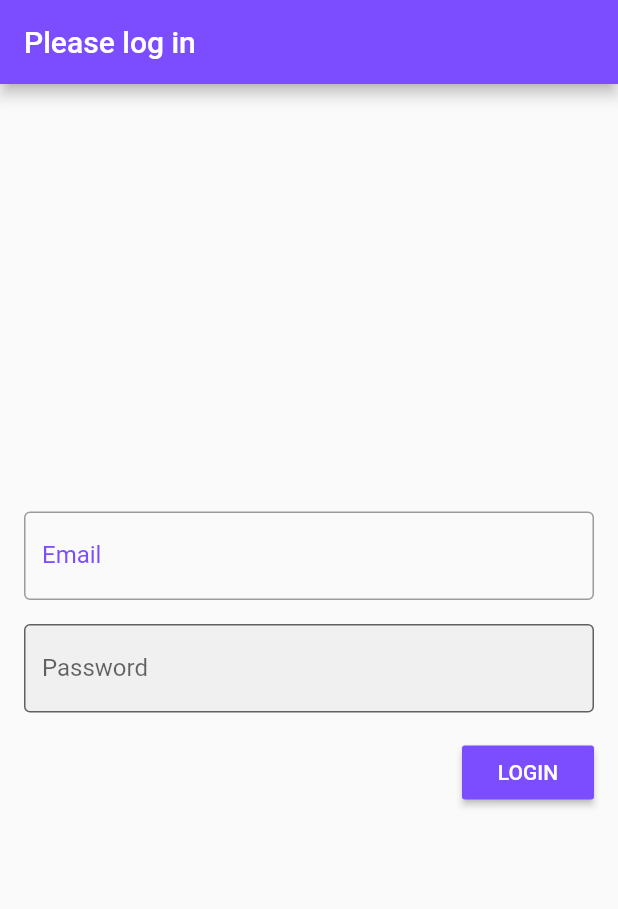
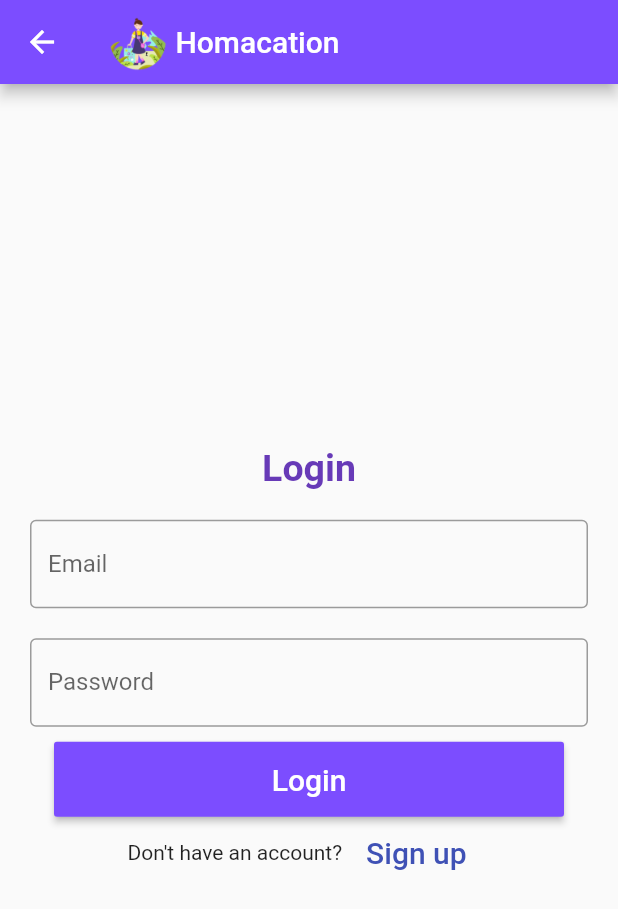
Before and after one commit to hamda-fizal/HackTheGap, a Flutter app: the LoginPage screen opened directly, on a phone screen of 412 x 824 dp. Shown: the top 909 px of the screen. Run offline on Flutter 3.47's test engine with Material 2 defaults, Android fonts, the phone set to English and light mode, and no system bars.

Commit message:
homepage ui

```diff
--- a/lib/assign_task.dart
+++ b/lib/assign_task.dart
@@ -2,7 +2,6 @@ import 'package:flutter/material.dart';
 import 'package:hack_the_gap/models/family_members.dart';
 import 'package:provider/provider.dart';
 import 'models/notify.dart';
-import 'package:flutter/material.dart';
 
 class AssignTask extends StatefulWidget {
   @override
--- a/lib/login.dart
+++ /dev/null
@@ -1,60 +0,0 @@
-import 'package:flutter/material.dart';
-import 'package:hack_the_gap/homemaker_pg.dart';
-
-class LoginPage extends StatefulWidget {
-  @override
-  State<StatefulWidget> createState() {
-    return LoginState();
-  }
-}
-
-class LoginState extends State<LoginPage> {
-  final TextEditingController emailController = TextEditingController();
-  final TextEditingController passwordController = TextEditingController();
-
-  @override
-  Widget build(BuildContext context) {
-    return Scaffold(
-      appBar: AppBar(title: Text('Please log in')),
-      body: Padding(
-        padding: EdgeInsets.all(16),
-        child: Column(
-          children: <Widget>[
-            Padding(
-              padding: EdgeInsets.only(bottom: 16),
-              child: TextField(
-                decoration: InputDecoration(
-                    border: OutlineInputBorder(),
-                    labelText: 'Email',
-                    labelStyle: TextStyle(color: Colors.deepPurpleAccent)),
-              ),
-            ),
-            Padding(
-                padding: EdgeInsets.only(bottom: 16),
-                child: TextField(
-                  obscureText: true,
-                  decoration: InputDecoration(
-                      filled: true,
-                      focusColor: Colors.deepPurpleAccent,
-                      border: OutlineInputBorder(),
-                      labelText: 'Password'),
-                )),
-            RaisedButton(
-              onPressed: () {
-                Navigator.push(context,
-                    MaterialPageRoute(builder: (context) => HomeMaker()));
-              },
-              child: Text(
-                'LOGIN',
-                style: TextStyle(color: Colors.white),
-              ),
-              color: Colors.deepPurpleAccent,
-            )
-          ],
-          mainAxisAlignment: MainAxisAlignment.center,
-          crossAxisAlignment: CrossAxisAlignment.end,
-        ),
-      ),
-    );
-  }
-}
--- /dev/null
+++ b/lib/login_hm.dart
@@ -0,0 +1,130 @@
+import 'package:flutter/material.dart';
+import 'package:hack_the_gap/homemaker_pg.dart';
+
+class LoginPage extends StatefulWidget {
+  @override
+  _LoginPageState createState() => _LoginPageState();
+}
+
+class _LoginPageState extends State<LoginPage> {
+  TextEditingController nameController = TextEditingController();
+  TextEditingController passwordController = TextEditingController();
+  String text = 'Login';
+  String textAlt = 'Sign up';
+  String textAltAdd = 'Don\'t have an account?';
+  String buttonText = 'Login';
+  bool signup;
+  @override
+  Widget build(BuildContext context) {
+    return Scaffold(
+        appBar: AppBar(
+          iconTheme: IconThemeData(color: Colors.white),
+          backgroundColor: Colors.deepPurpleAccent,
+          title: Row(
+            children: <Widget>[
+              Image.asset(
+                "assets/homacationlogo.png",
+                height: 40,
+                width: 40,
+              ),
+              Text(" Homacation"),
+            ],
+          ),
+        ),
+        body: Padding(
+            padding: EdgeInsets.all(10),
+            child: Column(
+              mainAxisAlignment: MainAxisAlignment.center,
+              children: <Widget>[
+                Container(
+                    alignment: Alignment.center,
+                    padding: EdgeInsets.all(10),
+                    child: Text(
+                      text,
+                      style: TextStyle(
+                          fontSize: 25,
+                          color: Colors.deepPurple,
+                          fontWeight: FontWeight.bold),
+                    )),
+                Container(
+                  padding: EdgeInsets.all(10),
+                  child: TextField(
+                    cursorColor: Colors.black,
+                    controller: nameController,
+                    decoration: InputDecoration(
+                      border: OutlineInputBorder(),
+                      labelText: 'Email',
+                    ),
+                  ),
+                ),
+                Container(
+                  padding: EdgeInsets.fromLTRB(10, 10, 10, 0),
+                  child: TextField(
+                    cursorColor: Colors.black,
+                    controller: passwordController,
+                    decoration: InputDecoration(
+                      border: OutlineInputBorder(),
+                      labelText: 'Password',
+                    ),
+                  ),
+                ),
+                // ignore: deprecated_member_use
+
+                Container(
+                    height: 60,
+                    width: 360,
+                    padding: EdgeInsets.fromLTRB(10, 10, 10, 0),
+                    // ignore: deprecated_member_use
+                    child: RaisedButton(
+                      padding: EdgeInsets.all(10),
+                      textColor: Colors.white,
+                      color: Colors.deepPurpleAccent,
+                      child: Text(
+                        buttonText,
+                        style: TextStyle(fontSize: 20),
+                      ),
+                      onPressed: () {
+                        print(nameController.text);
+                        print(passwordController.text);
+                        Navigator.push(
+                            context,
+                            MaterialPageRoute(
+                                builder: (context) => HomeMaker()));
+                      },
+                    )),
+                Container(
+                    child: Row(
+                  children: <Widget>[
+                    Text(textAltAdd),
+                    // ignore: deprecated_member_use
+                    FlatButton(
+                      textColor: Colors.indigo,
+                      child: Text(
+                        textAlt,
+                        style: TextStyle(fontSize: 20),
+                      ),
+                      onPressed: () {
+                        setState(() {
+                          if (signup == true) {
+                            text = 'Sign up';
+                            textAlt = 'Sign in';
+                            textAltAdd = 'Already have an account? ';
+                            buttonText = 'Register';
+                            signup = false;
+                          } else {
+                            text = 'Sign in';
+                            textAlt = 'Sign up';
+                            textAltAdd = 'Don\'t have an account? ';
+                            buttonText = 'Login';
+                            signup = true;
+                          }
+                        });
+                      },
+                    )
+                  ],
+                  mainAxisAlignment: MainAxisAlignment.center,
+                ))
+              ],
+            )));
+  }
+}
```
Also changed, not shown: lib/login_fm.dart (added, +131 -0 lines), lib/main.dart (+47 -2 lines), 3 other files.
